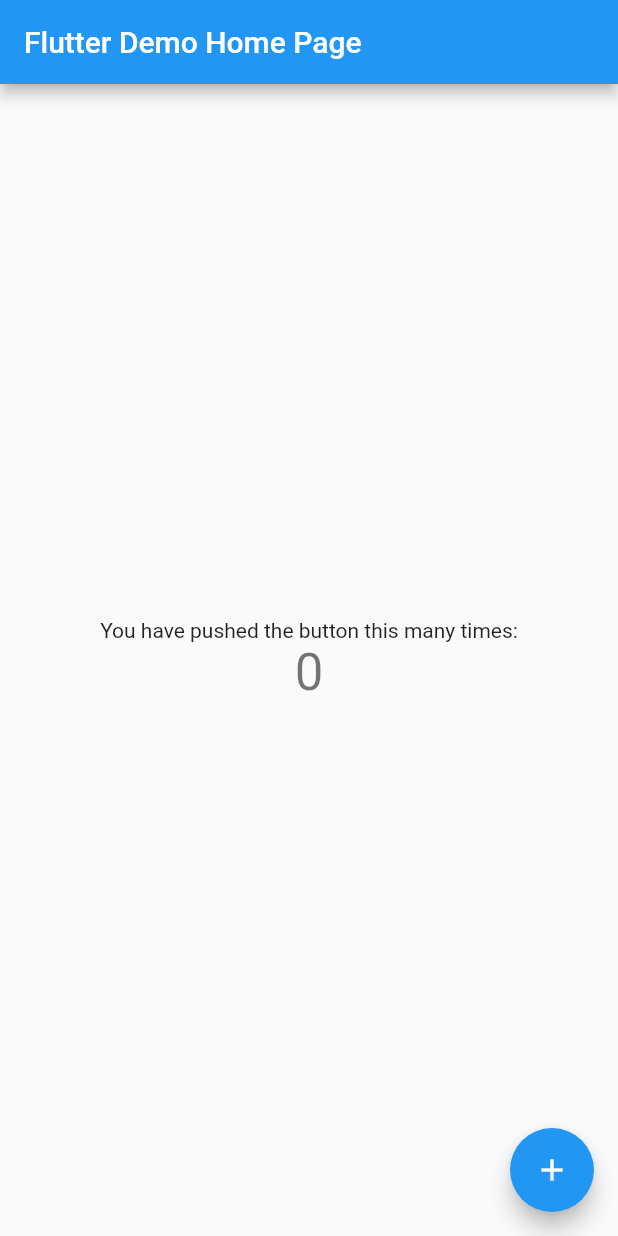
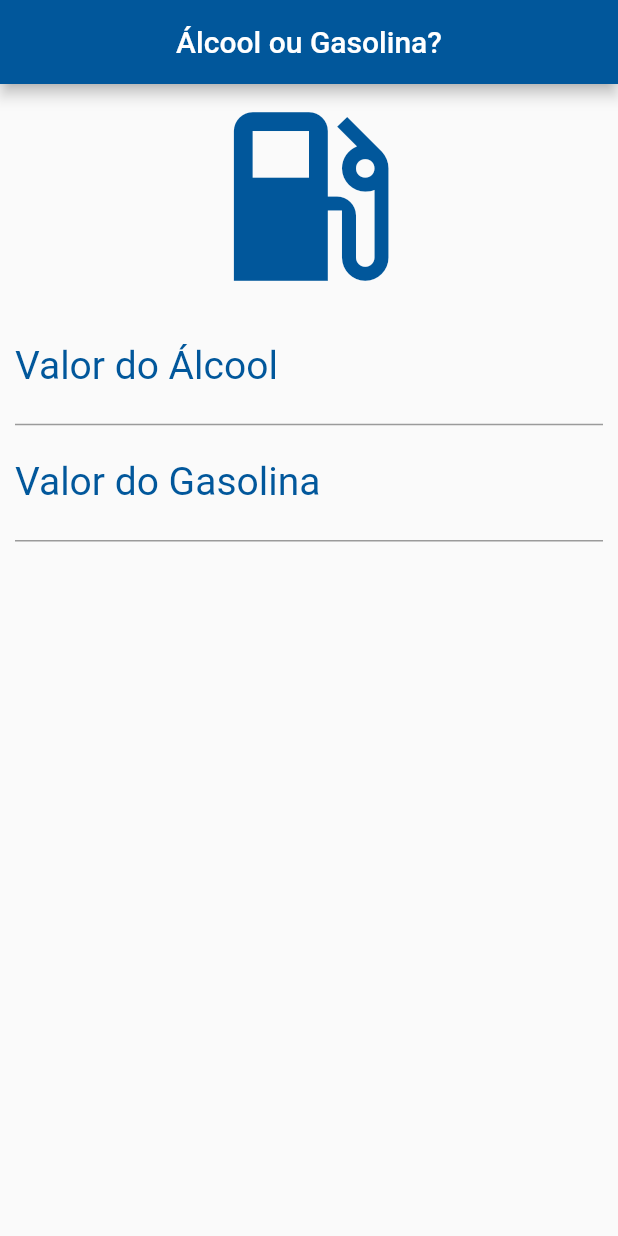
Before and after one commit to traue/2021-1_quarta_noite, a Flutter app: the screen it shows after launch, on a phone screen of 412 x 824 dp. Run offline on Flutter 3.47's test engine with Material 2 defaults, Android fonts, the phone set to English and light mode, and no system bars.

Commit message:
Update do projeto

```diff
--- a/alcool_gasolina/lib/main.dart
+++ b/alcool_gasolina/lib/main.dart
@@ -1,113 +1,57 @@
 import 'package:flutter/material.dart';
 
 void main() {
-  runApp(MyApp());
+  runApp(MaterialApp(
+    home: Home(),
+    debugShowCheckedModeBanner: false,
+  ));
 }
 
-class MyApp extends StatelessWidget {
-  // This widget is the root of your application.
+class Home extends StatefulWidget {
+  @override
+  _HomeState createState() => _HomeState();
+}
+
+class _HomeState extends State<Home> {
   @override
   Widget build(BuildContext context) {
-    return MaterialApp(
-      title: 'Flutter Demo',
-      theme: ThemeData(
-        // This is the theme of your application.
-        //
-        // Try running your application with "flutter run". You'll see the
-        // application has a blue toolbar. Then, without quitting the app, try
-        // changing the primarySwatch below to Colors.green and then invoke
-        // "hot reload" (press "r" in the console where you ran "flutter run",
-        // or simply save your changes to "hot reload" in a Flutter IDE).
-        // Notice that the counter didn't reset back to zero; the application
-        // is not restarted.
-        primarySwatch: Colors.blue,
+    return Scaffold(
+      appBar: AppBar(
+        title:
+            Text("Álcool ou Gasolina?", style: TextStyle(color: Colors.white)),
+        centerTitle: true,
+        backgroundColor: Colors.lightBlue[900],
       ),
-      home: MyHomePage(title: 'Flutter Demo Home Page'),
+      body: SingleChildScrollView(
+        padding: EdgeInsets.fromLTRB(10.0, 0, 10.0, 0.0),
+        child: Column(
+          crossAxisAlignment: CrossAxisAlignment.stretch,
+          children: [
+            Icon(
+              Icons.local_gas_station,
+              size: 150.0,
+              color: Colors.lightBlue[900],
+            ),
+            TextFormField(
+              textAlign: TextAlign.center,
+              keyboardType: TextInputType.number,
+              decoration: InputDecoration(
+                  labelText: "Valor do Álcool",
+                  labelStyle: TextStyle(color: Colors.lightBlue[900])),
+              style: TextStyle(color: Colors.lightBlue[900], fontSize: 26.0),
+            ),
+            TextFormField(
+              textAlign: TextAlign.center,
+              keyboardType: TextInputType.number,
+              decoration: InputDecoration(
+                  labelText: "Valor do Gasolina",
+                  labelStyle: TextStyle(color: Colors.lightBlue[900])),
+              style: TextStyle(color: Colors.lightBlue[900], fontSize: 26.0),
+            ),
+            //PARAMOS AQUI... FALTA O BOTÃO E A LÓGICA
+          ],
+        ),
+      ),
     );
   }
 }
-
-class MyHomePage extends StatefulWidget {
-  MyHomePage({Key key, this.title}) : super(key: key);
-
-  // This widget is the home page of your application. It is stateful, meaning
-  // that it has a State object (defined below) that contains fields that affect
-  // how it looks.
-
-  // This class is the configuration for the state. It holds the values (in this
-  // case the title) provided by the parent (in this case the App widget) and
-  // used by the build method of the State. Fields in a Widget subclass are
-  // always marked "final".
-
-  final String title;
-
-  @override
-  _MyHomePageState createState() => _MyHomePageState();
-}
-
-class _MyHomePageState extends State<MyHomePage> {
-  int _counter = 0;
-
-  void _incrementCounter() {
-    setState(() {
-      // This call to setState tells the Flutter framework that something has
-      // changed in this State, which causes it to rerun the build method below
-      // so that the display can reflect the updated values. If we changed
-      // _counter without calling setState(), then the build method would not be
-      // called again, and so nothing would appear to happen.
-      _counter++;
-    });
-  }
-
-  @override
-  Widget build(BuildContext context) {
-    // This method is rerun every time setState is called, for instance as done
-    // by the _incrementCounter method above.
-    //
-    // The Flutter framework has been optimized to make rerunning build methods
-    // fast, so that you can just rebuild anything that needs updating rather
-    // than having to individually change instances of widgets.
-    return Scaffold(
-      appBar: AppBar(
-        // Here we take the value from the MyHomePage object that was created by
-        // the App.build method, and use it to set our appbar title.
-        title: Text(widget.title),
-      ),
-      body: Center(
-        // Center is a layout widget. It takes a single child and positions it
-        // in the middle of the parent.
-        child: Column(
-          // Column is also a layout widget. It takes a list of children and
-          // arranges them vertically. By default, it sizes itself to fit its
-          // children horizontally, and tries to be as tall as its parent.
-          //
-          // Invoke "debug painting" (press "p" in the console, choose the
-          // "Toggle Debug Paint" action from the Flutter Inspector in Android
-          // Studio, or the "Toggle Debug Paint" command in Visual Studio Code)
-          // to see the wireframe for each widget.
-          //
-          // Column has various properties to control how it sizes itself and
-          // how it positions its children. Here we use mainAxisAlignment to
-          // center the children vertically; the main axis here is the vertical
-          // axis because Columns are vertical (the cross axis would be
-          // horizontal).
-          mainAxisAlignment: MainAxisAlignment.center,
-          children: <Widget>[
-            Text(
-              'You have pushed the button this many times:',
-            ),
-            Text(
-              '$_counter',
-              style: Theme.of(context).textTheme.headline4,
-            ),
-          ],
-        ),
-      ),
-      floatingActionButton: FloatingActionButton(
-        onPressed: _incrementCounter,
-        tooltip: 'Increment',
-        child: Icon(Icons.add),
-      ), // This trailing comma makes auto-formatting nicer for build methods.
-    );
-  }
-}
```
Also changed, not shown: 1 other file.
